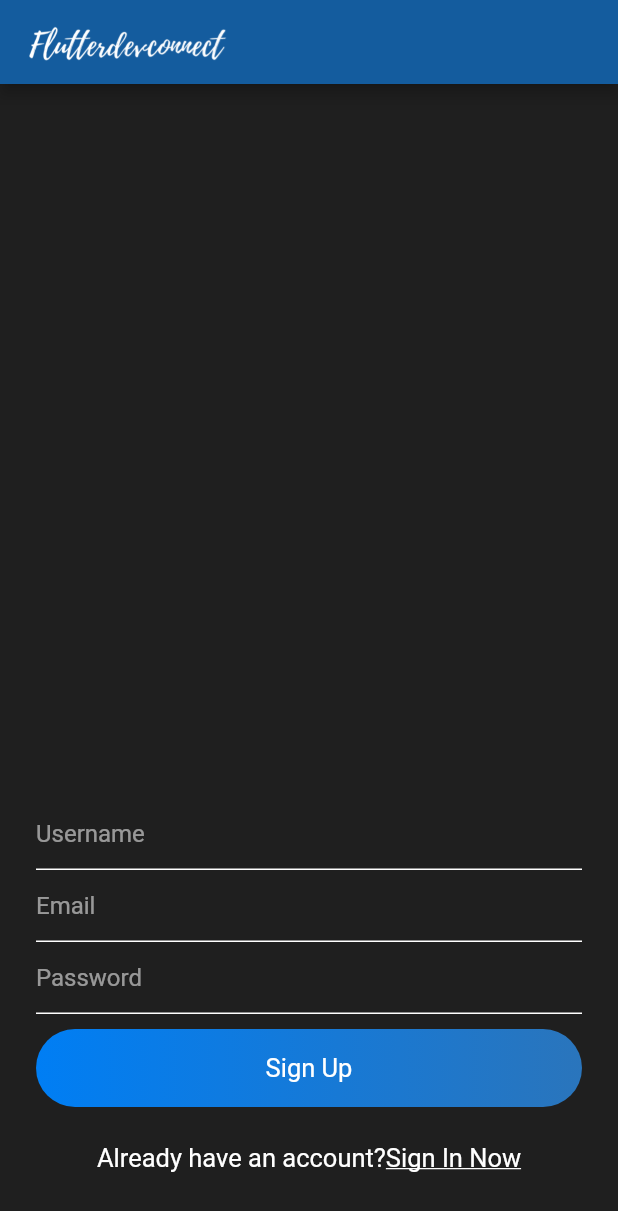
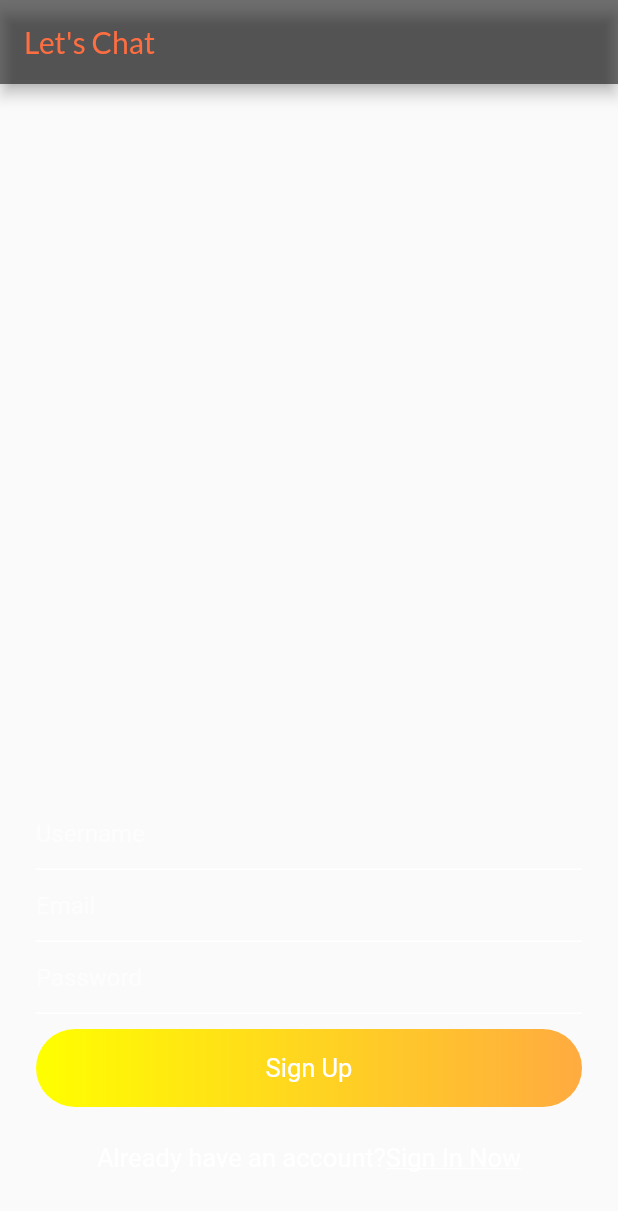
Before and after one commit to hiralrnagda/Lets-Chat, a Flutter app: the screen it shows after launch, after a tap on "Sign In", after a tap on "Register Now", on a phone screen of 412 x 824 dp. Shown: the top 1211 px of the screen. Run offline on Flutter 3.47's test engine with Material 2 defaults, Android fonts, the phone set to English and light mode, and no system bars; our stand-ins replace cloud_firestore, firebase_auth, firebase_core, fluttertoast, geolocator, google_fonts and 1 more; accounts and stored records are empty; network calls fail.

Commit message:
quick update

```diff
--- a/lib/main.dart
+++ b/lib/main.dart
@@ -35,11 +35,6 @@ class _MyAppState extends State<MyApp> {
   Widget build(BuildContext context) {
     return MaterialApp(
       debugShowCheckedModeBanner: false,
-      theme: ThemeData(
-          primaryColor: Color(0xff145C9E),
-          scaffoldBackgroundColor: Color(0xff1F1F1F),
-          primarySwatch: Colors.blue,
-          visualDensity: VisualDensity.adaptivePlatformDensity),
       home: userIsLoggedIn != null
           ? userIsLoggedIn
               ? ChatRoom()
--- a/lib/views/conversationScreen.dart
+++ b/lib/views/conversationScreen.dart
@@ -147,7 +147,7 @@ class MessageTile extends StatelessWidget {
         decoration: BoxDecoration(
           gradient: LinearGradient(
             colors: isSendByMe
-                ? [const Color(0xff007EF4), const Color(0xff2A75BC)]
+                ? [Colors.yellowAccent, Colors.orangeAccent]
                 : [const Color(0x1AFFFFFF), const Color(0x1AFFFFFF)],
           ),
           borderRadius: isSendByMe
--- a/lib/views/search.dart
+++ b/lib/views/search.dart
@@ -150,8 +150,8 @@ class _SearchScreenState extends State<SearchScreen> {
                         width: 40,
                         decoration: BoxDecoration(
                             gradient: LinearGradient(colors: [
-                              const Color(0x36FFFFFF),
-                              const Color(0x0FFFFFFF),
+                              Colors.yellowAccent,
+                              Colors.orangeAccent
                             ]),
                             borderRadius: BorderRadius.circular(40)),
                         padding: EdgeInsets.all(10),
--- a/lib/views/signin.dart
+++ b/lib/views/signin.dart
@@ -115,8 +115,8 @@ class _SigninState extends State<Signin> {
                     padding: EdgeInsets.symmetric(vertical: 16),
                     decoration: BoxDecoration(
                         gradient: LinearGradient(colors: [
-                          const Color(0xff007EF4),
-                          const Color(0xff2A75BC)
+                          Colors.yellowAccent,
+                          Colors.orangeAccent
                         ]),
                         borderRadius: BorderRadius.circular(30)),
                     child: Text(
--- a/lib/views/signup.dart
+++ b/lib/views/signup.dart
@@ -131,8 +131,8 @@ class _SignupState extends State<Signup> {
                           padding: EdgeInsets.symmetric(vertical: 16),
                           decoration: BoxDecoration(
                               gradient: LinearGradient(colors: [
-                                const Color(0xff007EF4),
-                                const Color(0xff2A75BC)
+                                Colors.yellowAccent,
+                                Colors.orangeAccent
                               ]),
                               borderRadius: BorderRadius.circular(30)),
                           child: Text(
--- a/lib/widgets/widget.dart
+++ b/lib/widgets/widget.dart
@@ -1,11 +1,10 @@
 import 'package:flutter/material.dart';
+import 'package:google_fonts/google_fonts.dart';
 
 Widget appBarMain(BuildContext context) {
   return AppBar(
-    title: Image.asset(
-      "assets/images/logo.png",
-      height: 50,
-    ),
+    backgroundColor: Colors.black54,
+    title: Text("Let's Chat",style: GoogleFonts.lato(fontSize: 20,color: Colors.deepOrangeAccent),)
   );
 }
 
--- a/pubspec.yaml
+++ b/pubspec.yaml
@@ -27,6 +27,7 @@ dependencies:
 
   # The following adds the Cupertino Icons font to your application.
   # Use with the CupertinoIcons class for iOS style icons.
+  google_fonts:
   cupertino_icons: ^1.0.0
   firebase_auth: ^0.18.0+1
   cloud_firestore: ^0.14.0+2
```
Also changed, not shown: pubspec.lock.
